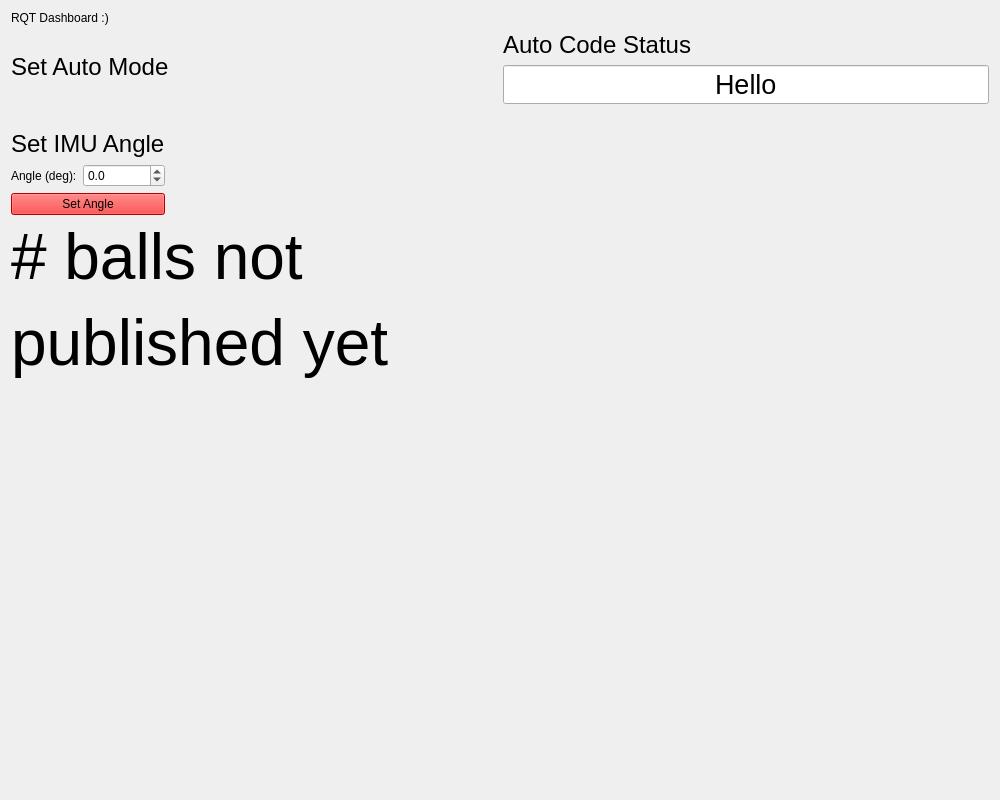
Qt form zebROS_ws/src/rqt_dashboard/resource/Dashboard.ui (FRC900/2020RobotCode) before a commit.
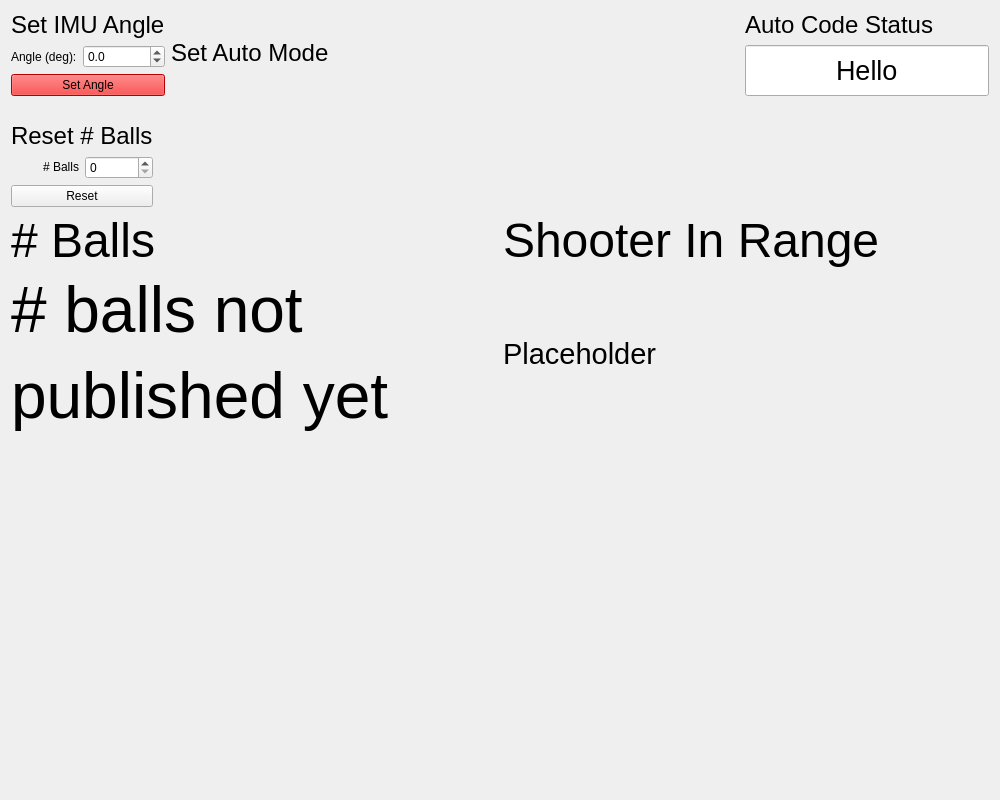
The same form after that commit.

Commit message: Shoot in range detection works

Diff of the .ui file:
```diff
--- a/zebROS_ws/src/rqt_dashboard/resource/Dashboard.ui
+++ b/zebROS_ws/src/rqt_dashboard/resource/Dashboard.ui
@@ -20,40 +20,124 @@
    <string>Dialog</string>
   </property>
   <layout class="QVBoxLayout" name="verticalLayout_4">
-   <item>
-    <widget class="QLabel" name="dashLabel">
-     <property name="sizePolicy">
-      <sizepolicy hsizetype="Preferred" vsizetype="Fixed">
-       <horstretch>0</horstretch>
-       <verstretch>0</verstretch>
-      </sizepolicy>
-     </property>
-     <property name="text">
-      <string>RQT Dashboard :)</string>
-     </property>
-    </widget>
-   </item>
    <item>
     <layout class="QHBoxLayout" name="horizontalLayout">
+     <item>
+      <layout class="QVBoxLayout" name="verticalLayout" stretch="0,0,0">
+       <property name="sizeConstraint">
+        <enum>QLayout::SetDefaultConstraint</enum>
+       </property>
+       <item>
+        <widget class="QLabel" name="label_2">
+         <property name="sizePolicy">
+          <sizepolicy hsizetype="Minimum" vsizetype="Minimum">
+           <horstretch>0</horstretch>
+           <verstretch>0</verstretch>
+          </sizepolicy>
+         </property>
+         <property name="font">
+          <font>
+           <pointsize>18</pointsize>
+          </font>
+         </property>
+         <property name="text">
+          <string>Set IMU Angle</string>
+         </property>
+        </widget>
+       </item>
+       <item>
+        <layout class="QHBoxLayout" name="horizontalLayout_2">
+         <item>
+          <widget class="QLabel" name="label">
+           <property name="text">
+            <string>Angle (deg):</string>
+           </property>
+          </widget>
+         </item>
+         <item>
+          <widget class="QDoubleSpinBox" name="imu_angle">
+           <property name="sizePolicy">
+            <sizepolicy hsizetype="Preferred" vsizetype="Fixed">
+             <horstretch>1</horstretch>
+             <verstretch>0</verstretch>
+            </sizepolicy>
+           </property>
+           <property name="decimals">
+            <number>1</number>
+           </property>
+           <property name="minimum">
+            <double>-180.000000000000000</double>
+           </property>
+           <property name="maximum">
+            <double>180.000000000000000</double>
+           </property>
+           <property name="singleStep">
+            <double>15.000000000000000</double>
+           </property>
+          </widget>
+         </item>
+        </layout>
+       </item>
+       <item>
+        <widget class="QPushButton" name="set_imu_angle_button">
+         <property name="autoFillBackground">
+          <bool>false</bool>
+         </property>
+         <property name="styleSheet">
+          <string notr="true">background-color:#ff0000</string>
+         </property>
+         <property name="text">
+          <string>Set Angle</string>
+         </property>
+        </widget>
+       </item>
+      </layout>
+     </item>
      <item>
       <layout class="QVBoxLayout" name="auto_mode_v_layout">
+       <property name="spacing">
+        <number>0</number>
+       </property>
        <item>
-        <widget class="QLabel" name="pubLabel">
-         <property name="sizePolicy">
-          <sizepolicy hsizetype="Preferred" vsizetype="Fixed">
-           <horstretch>0</horstretch>
-           <verstretch>0</verstretch>
-          </sizepolicy>
-         </property>
-         <property name="font">
-          <font>
-           <pointsize>18</pointsize>
-          </font>
-         </property>
-         <property name="text">
-          <string>Set Auto Mode</string>
-         </property>
-        </widget>
+        <layout class="QHBoxLayout" name="horizontalLayout_6">
+         <item>
+          <widget class="QLabel" name="pubLabel">
+           <property name="sizePolicy">
+            <sizepolicy hsizetype="Preferred" vsizetype="Fixed">
+             <horstretch>0</horstretch>
+             <verstretch>0</verstretch>
+            </sizepolicy>
+           </property>
+           <property name="font">
+            <font>
+             <pointsize>18</pointsize>
+            </font>
+           </property>
+           <property name="styleSheet">
+            <string notr="true">background-color: &quot;red&quot;</string>
+           </property>
+           <property name="text">
+            <string>Set Auto Mode</string>
+           </property>
+          </widget>
+         </item>
+         <item>
+          <spacer name="horizontalSpacer_2">
+           <property name="orientation">
+            <enum>Qt::Horizontal</enum>
+           </property>
+           <property name="sizeType">
+            <enum>QSizePolicy::Expanding</enum>
+           </property>
+           <property name="sizeHint" stdset="0">
+            <size>
+             <width>40</width>
+             <height>20</height>
+            </size>
+           </property>
+          </spacer>
+         </item>
+        </layout>
        </item>
       </layout>
      </item>
@@ -130,71 +214,41 @@
       <enum>QLayout::SetDefaultConstraint</enum>
      </property>
      <item>
-      <layout class="QVBoxLayout" name="verticalLayout" stretch="0,0,0">
-       <property name="sizeConstraint">
-        <enum>QLayout::SetDefaultConstraint</enum>
-       </property>
+      <layout class="QVBoxLayout" name="verticalLayout_2">
        <item>
-        <widget class="QLabel" name="label_2">
-         <property name="sizePolicy">
-          <sizepolicy hsizetype="Minimum" vsizetype="Minimum">
-           <horstretch>0</horstretch>
-           <verstretch>0</verstretch>
-          </sizepolicy>
-         </property>
+        <widget class="QLabel" name="label_3">
          <property name="font">
           <font>
            <pointsize>18</pointsize>
           </font>
          </property>
          <property name="text">
-          <string>Set IMU Angle</string>
+          <string>Reset # Balls</string>
          </property>
         </widget>
        </item>
        <item>
-        <layout class="QHBoxLayout" name="horizontalLayout_2">
+        <layout class="QHBoxLayout" name="horizontalLayout_4">
          <item>
-          <widget class="QLabel" name="label">
+          <widget class="QLabel" name="label_4">
            <property name="text">
-            <string>Angle (deg):</string>
+            <string>&lt;html&gt;&lt;head/&gt;&lt;body&gt;&lt;p align=&quot;right&quot;&gt;# Balls&lt;/p&gt;&lt;/body&gt;&lt;/html&gt;</string>
            </property>
           </widget>
          </item>
          <item>
-          <widget class="QDoubleSpinBox" name="imu_angle">
-           <property name="sizePolicy">
-            <sizepolicy hsizetype="Preferred" vsizetype="Fixed">
-             <horstretch>1</horstretch>
-             <verstretch>0</verstretch>
-            </sizepolicy>
-           </property>
-           <property name="decimals">
-            <number>1</number>
-           </property>
-           <property name="minimum">
-            <double>-180.000000000000000</double>
-           </property>
+          <widget class="QSpinBox" name="spinBox">
            <property name="maximum">
-            <double>180.000000000000000</double>
-           </property>
-           <property name="singleStep">
-            <double>15.000000000000000</double>
+            <number>10</number>
            </property>
           </widget>
          </item>
         </layout>
        </item>
        <item>
-        <widget class="QPushButton" name="set_imu_angle_button">
-         <property name="autoFillBackground">
-          <bool>false</bool>
-         </property>
-         <property name="styleSheet">
-          <string notr="true">background-color:#ff0000</string>
-         </property>
+        <widget class="QPushButton" name="pushButton">
          <property name="text">
-          <string>Set Angle</string>
+          <string>Reset</string>
          </property>
         </widget>
        </item>
@@ -219,11 +273,48 @@
     </layout>
    </item>
    <item>
-    <widget class="QLabel" name="n_balls_display">
-     <property name="text">
-      <string>&lt;html&gt;&lt;head/&gt;&lt;body&gt;&lt;p&gt;&lt;span style=&quot; font-size:48pt;&quot;&gt;# balls not&lt;/span&gt;&lt;/p&gt;&lt;p&gt;&lt;span style=&quot; font-size:48pt;&quot;&gt;published yet&lt;/span&gt;&lt;/p&gt;&lt;/body&gt;&lt;/html&gt;</string>
-     </property>
-    </widget>
+    <layout class="QHBoxLayout" name="horizontalLayout_5">
+     <item>
+      <layout class="QVBoxLayout" name="verticalLayout_5"/>
+     </item>
+    </layout>
+   </item>
+   <item>
+    <layout class="QGridLayout" name="gridLayout">
+     <item row="1" column="0">
+      <widget class="QLabel" name="label_6">
+       <property name="text">
+        <string>&lt;html&gt;&lt;head/&gt;&lt;body&gt;&lt;p&gt;&lt;span style=&quot; font-size:36pt;&quot;&gt;# Balls&lt;/span&gt;&lt;/p&gt;&lt;/body&gt;&lt;/html&gt;</string>
+       </property>
+      </widget>
+     </item>
+     <item row="2" column="0">
+      <widget class="QLabel" name="n_balls_display">
+       <property name="text">
+        <string>&lt;html&gt;&lt;head/&gt;&lt;body&gt;&lt;p&gt;&lt;span style=&quot; font-size:48pt;&quot;&gt;# balls not&lt;/span&gt;&lt;/p&gt;&lt;p&gt;&lt;span style=&quot; font-size:48pt;&quot;&gt;published yet&lt;/span&gt;&lt;/p&gt;&lt;/body&gt;&lt;/html&gt;</string>
+       </property>
+      </widget>
+     </item>
+     <item row="2" column="1">
+      <widget class="QLabel" name="in_range_display">
+       <property name="text">
+        <string>&lt;html&gt;&lt;head/&gt;&lt;body&gt;&lt;p&gt;&lt;span style=&quot; font-size:22pt;&quot;&gt;Placeholder&lt;/span&gt;&lt;/p&gt;&lt;/body&gt;&lt;/html&gt;</string>
+       </property>
+      </widget>
+     </item>
+     <item row="1" column="1">
+      <widget class="QLabel" name="label_5">
+       <property name="font">
+        <font>
+         <pointsize>36</pointsize>
+        </font>
+       </property>
+       <property name="text">
+        <string>Shooter In Range</string>
+       </property>
+      </widget>
+     </item>
+    </layout>
    </item>
    <item>
     <spacer name="verticalSpacer">
```
The commit also changes 3 other files.
